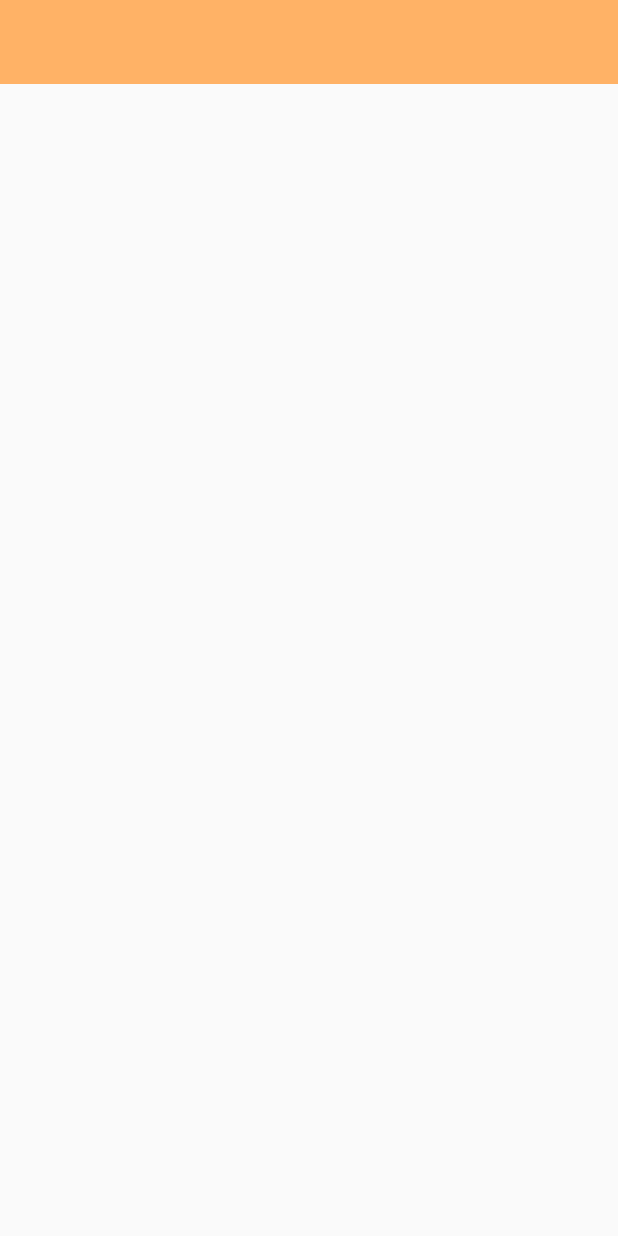
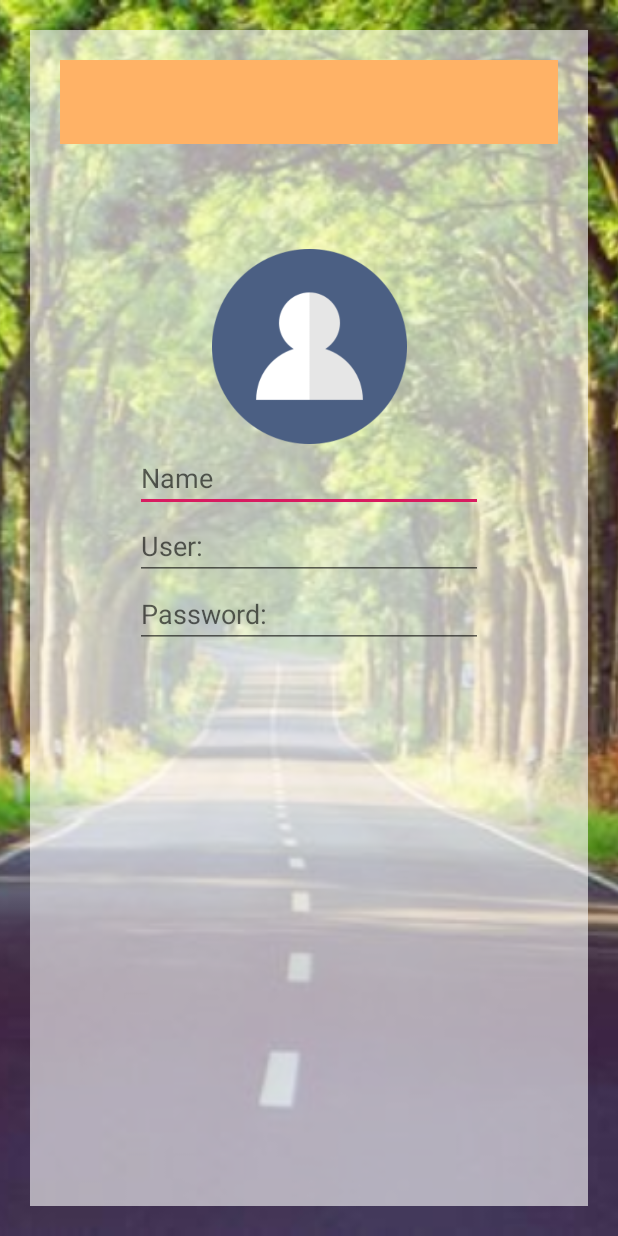
Before and after one commit to zumaker/beefriend, an Android app: the fragment RegisterFragment shown on its own in the app's theme, on a phone screen of 412 x 824 dp. Run offline under Robolectric (Android 15) with nearby library versions, the phone set to English and light mode, and no system bars; 4 statements that could not run were skipped.

Commit message:
After Break lunch

```diff
--- a/app/src/main/java/com/example/beefriend/RegisterFragment.java
+++ b/app/src/main/java/com/example/beefriend/RegisterFragment.java
@@ -2,7 +2,9 @@ package com.example.beefriend;
 
 
 import android.os.Bundle;
+import android.support.annotation.Nullable;
 import android.support.v4.app.Fragment;
+import android.support.v7.widget.Toolbar;
 import android.view.LayoutInflater;
 import android.view.View;
 import android.view.ViewGroup;
@@ -11,13 +13,36 @@ import android.view.ViewGroup;
 /**
  * A simple {@link Fragment} subclass.
  */
-public class RegisterFragment extends Fragment {
+public class RegisterFragment extends Fragment
+{
 
 
-    public RegisterFragment() {
+    public RegisterFragment()
+    {
         // Required empty public constructor
     }
 
+    @Override
+    public void onActivityCreated(@Nullable Bundle savedInstanceState)
+    {
+        super.onActivityCreated(savedInstanceState);
+
+//        Create Toolbar
+        Toolbar toolbar = getView().findViewById(R.id.toolbarRegister);
+        ((MainActivity)getActivity()).setSupportActionBar(toolbar);
+        ((MainActivity)getActivity()).getSupportActionBar().setTitle("Register");
+        ((MainActivity)getActivity()).getSupportActionBar().setHomeButtonEnabled(true);
+        ((MainActivity)getActivity()).getSupportActionBar().setDisplayHomeAsUpEnabled(true);
+        toolbar.setNavigationOnClickListener(new View.OnClickListener()
+        {
+            @Override
+            public void onClick(View v)
+            {
+                getActivity().getSupportFragmentManager().popBackStack();
+            }
+        });
+
+    } //Main Method
 
     @Override
     public View onCreateView(LayoutInflater inflater, ViewGroup container,
--- a/app/src/main/res/layout/fragment_register.xml
+++ b/app/src/main/res/layout/fragment_register.xml
@@ -5,20 +5,28 @@
     android:layout_height="match_parent"
     tools:context=".RegisterFragment">
 
+    <ImageView
+
+        android:scaleType="centerCrop"
+        android:src="@drawable/bg2"
+        android:layout_width="match_parent"
+        android:layout_height="match_parent" />
+
     <LinearLayout
-        android:orientation="vertical"
+        android:background="#9AFFFFFF"
+        android:padding="20dp"
+        android:layout_margin="20dp"
         android:layout_width="match_parent"
-        android:layout_height="match_parent">
-
-    </LinearLayout>
+        android:layout_height="match_parent"
+        android:orientation="vertical">
 
         <!--Toolbar-->
         <android.support.v7.widget.Toolbar
             android:id="@+id/toolbarRegister"
-            android:theme="@style/ThemeOverlay.AppCompat.Dark.ActionBar"
+            android:layout_width="match_parent"
+            android:layout_height="?attr/actionBarSize"
             android:background="@color/colorPrimary"
-            android:layout_width="match_parent"
-            android:layout_height="?attr/actionBarSize">
+            android:theme="@style/ThemeOverlay.AppCompat.Dark.ActionBar">
 
         </android.support.v7.widget.Toolbar>
         <!--Content-->
@@ -27,13 +35,58 @@
             android:layout_height="match_parent">
 
             <LinearLayout
-                android:orientation="vertical"
+                android:layout_width="match_parent"
 
-                android:layout_width="match_parent"
-                android:layout_height="wrap_content">
+                android:layout_height="wrap_content"
+                android:orientation="vertical">
+
+                <!--Avata-->
+                <ImageView
+                    android:id="@+id/imvAvata"
+                    android:layout_width="match_parent"
+
+                    android:layout_height="200dp"
+                    android:layout_gravity="center_horizontal"
+                    android:paddingTop="70dp"
+
+                    android:scaleType="centerInside"
+                    android:src="@drawable/avata" />
+
+                <!--Name-->
+                <EditText
+                    android:id="@+id/edtName"
+                    android:layout_width="match_parent"
+                    android:layout_height="wrap_content"
+                    android:layout_marginLeft="50dp"
+                    android:layout_marginRight="50dp"
+                    android:hint="Name"
+                    android:inputType="text" />
+
+                <!--User-->
+                <EditText
+                    android:id="@+id/edtUser"
+                    android:layout_width="match_parent"
+                    android:layout_height="wrap_content"
+                    android:layout_marginLeft="50dp"
+                    android:layout_marginRight="50dp"
+                    android:hint="User:"
+                    android:inputType="text" />
+                <!--Password-->
+                <EditText
+                    android:id="@+id/edtPassword"
+                    android:layout_width="match_parent"
+                    android:layout_height="wrap_content"
+                    android:layout_marginLeft="50dp"
+                    android:layout_marginRight="50dp"
+                    android:hint="Password:"
+                    android:inputType="textPassword" />
 
             </LinearLayout>
 
-        </ScrollView>
+        </ScrollView>d
+
+    </LinearLayout>
+
+
 
 </FrameLayout>
```
Also changed, not shown: app/src/main/AndroidManifest.xml (+5 -3 lines), app/src/main/java/com/example/beefriend/MainFragment.java (+26 -4 lines), app/src/main/res/layout/fragment_main.xml (+11 -0 lines), app/src/main/res/drawable/avata.png (added), app/src/main/res/drawable/bg.png (added), app/src/main/res/drawable/bg2.png (added).
